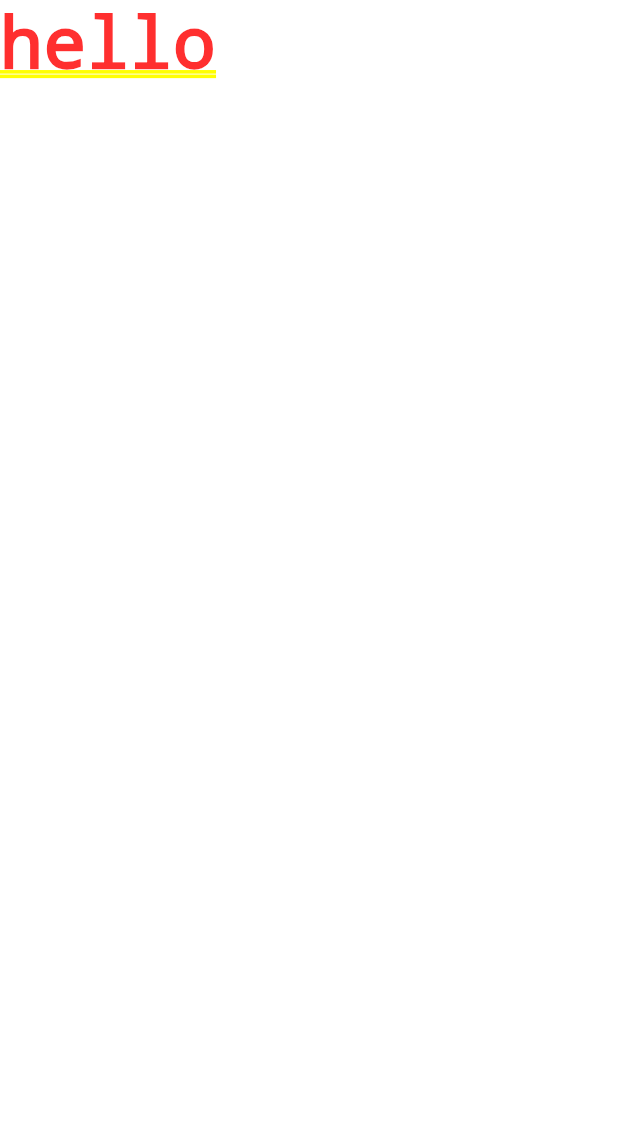
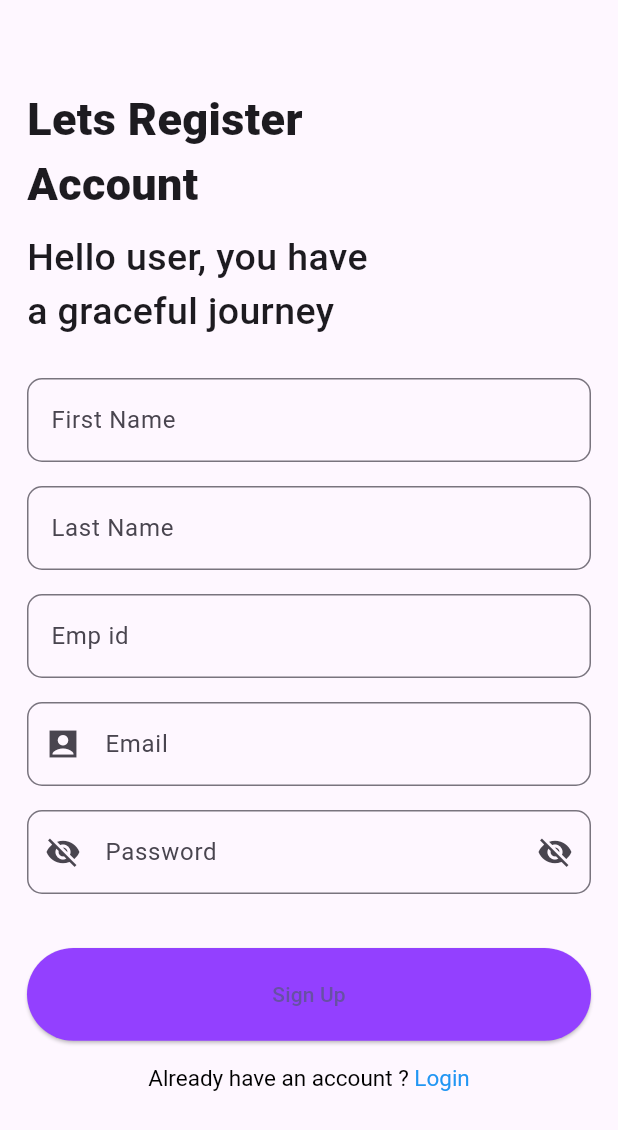
Before and after one commit to Eldho1234/FINAL-POC, a Flutter app: the screen it shows after launch, on a phone screen of 412 x 824 dp. Shown: the top 1130 px of the screen. Run offline on Flutter 3.47's test engine with Material 3 defaults, Android fonts, the phone set to English and light mode, and no system bars.

Commit message:
Signup ui

```diff
--- a/lib/main.dart
+++ b/lib/main.dart
@@ -1,4 +1,5 @@
 import 'package:flutter/material.dart';
+import 'package:timelogger/view/sing_up.dart';
 
 void main() {
   runApp(MyApp());
@@ -7,9 +8,9 @@ void main() {
 class MyApp extends StatelessWidget{
   @override
   Widget build(BuildContext context) {
-   return const MaterialApp(
+   return MaterialApp(
     debugShowCheckedModeBanner: false,
-    home: Text("hello"),
+    home: SignUpPage(),
    );
   }
 }
--- /dev/null
+++ b/lib/view/sing_up.dart
@@ -0,0 +1,233 @@
+import 'package:flutter/gestures.dart';
+import 'package:flutter/material.dart';
+
+
+class SignUpPage extends StatefulWidget {
+  @override
+  State<SignUpPage> createState() => _SignUpPageState();
+}
+
+class _SignUpPageState extends State<SignUpPage> {
+  final TextEditingController _FirstNameController = TextEditingController();
+  final TextEditingController _LastNameController = TextEditingController();
+  final TextEditingController _EmpIdController = TextEditingController();
+  final TextEditingController _EmailController = TextEditingController();
+  final TextEditingController _PasswordController = TextEditingController();
+  var formkey = GlobalKey<FormState>();
+  bool shopass = true;
+  @override
+  Widget build(BuildContext context) {
+    final size = MediaQuery.of(context).size;
+    return Scaffold(
+      body: Padding(
+        padding: const EdgeInsets.only(top: 50, left: 10, right: 10),
+        child: Form(
+          key: formkey,
+          child: ListView(
+            children: [
+              const Padding(
+                padding: EdgeInsets.all(8.0),
+                child: Column(
+                  crossAxisAlignment: CrossAxisAlignment.start,
+                  children: [
+                    Text(
+                      "Lets Register",
+                      style: TextStyle(fontSize: 30, fontWeight: FontWeight.w900),
+                    ),
+                    Text(
+                      "Account",
+                      style: TextStyle(fontSize: 30, fontWeight: FontWeight.w900),
+                    ),
+                    SizedBox(
+                      height: 10,
+                    ),
+                    Text(
+                      "Hello user, you have",
+                      style: TextStyle(fontSize: 25, fontWeight: FontWeight.w500),
+                    ),
+                    Text(
+                      "a graceful journey",
+                      style: TextStyle(fontSize: 25, fontWeight: FontWeight.w500),
+                    ),
+                  ],
+                ),
+              ),
+              const SizedBox(
+                height: 10,
+              ),
+              Padding(
+                padding: const EdgeInsets.all(8.0),
+                child: TextFormField(
+                  autovalidateMode: AutovalidateMode.onUserInteraction,
+                  controller: _FirstNameController,
+                  decoration: InputDecoration(
+                      label: const Text("First Name"),
+                      border: OutlineInputBorder(
+                          borderRadius: BorderRadius.circular(10))),
+                          validator: (firstName) {
+                            if(firstName==null || firstName.isEmpty){
+                               return "Please enter a First name";
+                            }
+                          },
+                          textInputAction: TextInputAction.next,
+                ),
+              ),
+              Padding(
+                padding: const EdgeInsets.all(8.0),
+                child: TextFormField(
+                  autovalidateMode: AutovalidateMode.onUserInteraction,
+                  controller: _LastNameController,
+                  decoration: InputDecoration(
+                      label: const Text("Last Name"),
+                      border: OutlineInputBorder(
+                          borderRadius: BorderRadius.circular(10))),
+                          validator: (lastName) {
+                            if (lastName == null || lastName.isEmpty) {
+                      return "please enter a Last name";
+                    }
+                          },
+                          textInputAction: TextInputAction.next,
+                ),
+              ),
+              Padding(
+                padding: const EdgeInsets.all(8.0),
+                child: TextFormField(
+                  autovalidateMode: AutovalidateMode.onUserInteraction,
+                  controller: _EmpIdController,
+                  decoration: InputDecoration(
+                      label: const Text("Emp id"),
+                      border: OutlineInputBorder(
+                          borderRadius: BorderRadius.circular(10))),
+                           validator: (empId) {
+                            if ( empId== null || empId.length == 6) {
+                      return "Enter a valid Employee id,length should be equal to 5;";
+                    }
+                          },
+                          textInputAction: TextInputAction.next,
+                ),
+              ),
+              Padding(
+                padding: const EdgeInsets.all(8.0),
+                child: TextFormField(
+                  autovalidateMode: AutovalidateMode.onUserInteraction,
+                  controller: _EmailController,
+                  decoration: InputDecoration(
+                      prefixIcon: const Icon(Icons.account_box_sharp),
+                      labelText: "Email",
+                      border: OutlineInputBorder(
+                          borderRadius: BorderRadius.circular(10))),
+                  textInputAction: TextInputAction.next,
+                  validator: (email) {
+                    if (email == null || email.isEmpty) {
+                      return "please enter a email";
+                    }
+                    if (!isEmailVAlid(email)) {
+                      return 'Enter a valid email';
+                    } else {
+                      return null;
+                    }
+                  },
+                ),
+              ),
+              Padding(
+                padding: const EdgeInsets.all(8.0),
+                child: TextFormField(
+                  autovalidateMode: AutovalidateMode.onUserInteraction,
+                  controller: _PasswordController,
+                  obscureText: shopass,
+                  obscuringCharacter: "*",
+                  decoration: InputDecoration(
+                      prefixIcon: const Icon(
+                        Icons.visibility_off,
+                      ),
+                      suffixIcon: IconButton(
+                          onPressed: () {
+                            setState(() {
+                              if (shopass) {
+                                shopass = false;
+                              } else {
+                                shopass = true;
+                              }
+                            });
+                          },
+                          icon: Icon(shopass == true
+                              ? Icons.visibility_off
+                              : Icons.visibility)),
+                      labelText: "Password",
+                      border: OutlineInputBorder(
+                          borderRadius: BorderRadius.circular(10))),
+                  textInputAction: TextInputAction.done,
+                  validator: (Password) {
+                    if (Password!.isEmpty || Password.length < 6) {
+                      return 'Enter a valid password,length should bw greater than 6';
+                    } else {
+                      return null;
+                    }
+                  },
+                ),
+              ),
+              const SizedBox(
+                height: 20,
+              ),
+              Padding(
+                padding: const EdgeInsets.all(8.0),
+                child: SizedBox(
+                    height: size.height * 0.0750,
+                    child: ElevatedButton(
+                        onPressed: () {
+                           final valid = formkey.currentState!.validate();
+                        if (valid) {
+                          // Navigator.pushReplacement(
+                          //     context,
+                          //     MaterialPageRoute(
+                          //       builder: (context) => HomePage(),
+                          //     ));
+                        } else {
+                          return;
+                        }
+                        _FirstNameController.clear();
+                        _LastNameController.clear();
+                        _EmpIdController.clear();
+                        _EmailController.clear();
+                        _PasswordController.clear();
+                        },
+                        child: const Text("Sign Up"),
+                        style: const ButtonStyle(
+                          backgroundColor: MaterialStatePropertyAll(
+                              Color.fromARGB(255, 147, 64, 255)),
+                        ))),
+              ),
+              Padding(
+                  padding: const EdgeInsets.all(8.0),
+                  child: Center(
+                    child: RichText(
+                        text: TextSpan(children: <TextSpan>[
+                      const TextSpan(
+                          text: "Already have an account ?\t",
+                          style: TextStyle(color: Colors.black, fontSize: 15)),
+                      TextSpan(
+                          text: "Login",
+                          style:
+                              const TextStyle(color: Colors.blue, fontSize: 15),
+                          recognizer: TapGestureRecognizer()
+                            ..onTap = () {
+                              // Navigator.push(
+                              //     context,
+                              //     MaterialPageRoute(
+                              //         builder: (context) => LoginPage()));
+                            }),
+                    ])),
+                  )),
+            ],
+          ),
+        ),
+      ),
+    );
+  }
+}
+
+bool isEmailVAlid(String email) {
+  final RegExp emailREgx = RegExp(
+      r'^(([^<>()[\]\\.,;:\s@\"]+(\.[^<>()[\]\\.,;:\s@\"]+)*)|(\".+\"))@((\[[0-9]{1,3}\.[0-9]{1,3}\.[0-9]{1,3}\.[0-9]{1,3}\])|(([a-zA-Z\-0-9]+\.)+[a-zA-Z]{2,}))$');
+  return emailREgx.hasMatch(email);
+}
```
